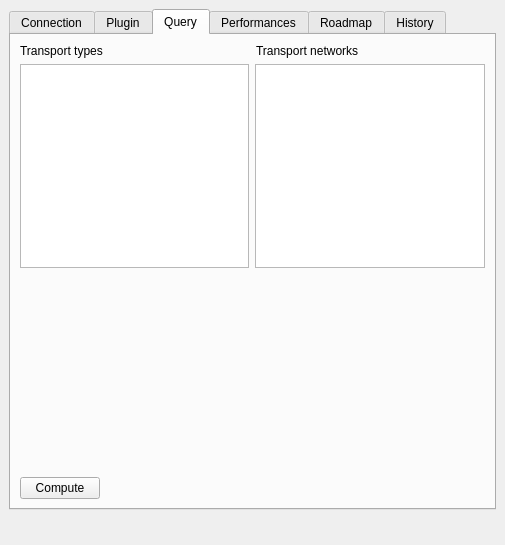
Old version of the form src/hmi_qgis/ifsttarrouting.ui in the repository Universite-Gustave-Eiffel/Tempus.
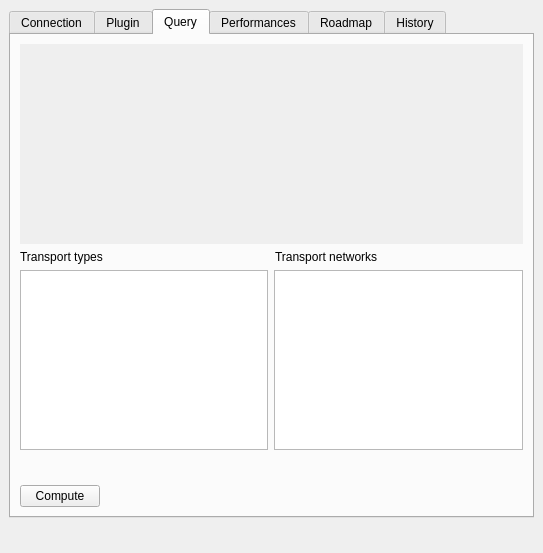
New version of the form. The open tabs and pages were chosen to show the change. Icons and pictures are not drawn.

Commit message: refs #266 add a scrollbar on steps UI

```diff
--- a/src/hmi_qgis/ifsttarrouting.ui
+++ b/src/hmi_qgis/ifsttarrouting.ui
@@ -6,8 +6,8 @@
    <rect>
     <x>0</x>
     <y>0</y>
-    <width>505</width>
-    <height>545</height>
+    <width>543</width>
+    <height>553</height>
    </rect>
   </property>
   <property name="sizePolicy">
@@ -129,7 +129,74 @@
         </item>
 -->
         <item>
-         <layout class="QVBoxLayout" name="stepBox"/>
+         <widget class="QScrollArea" name="scrollArea">
+          <property name="sizePolicy">
+           <sizepolicy hsizetype="Minimum" vsizetype="Minimum">
+            <horstretch>0</horstretch>
+            <verstretch>0</verstretch>
+           </sizepolicy>
+          </property>
+          <property name="minimumSize">
+           <size>
+            <width>0</width>
+            <height>200</height>
+           </size>
+          </property>
+          <property name="maximumSize">
+           <size>
+            <width>16777215</width>
+            <height>1677215</height>
+           </size>
+          </property>
+          <property name="frameShape">
+           <enum>QFrame::NoFrame</enum>
+          </property>
+          <property name="frameShadow">
+           <enum>QFrame::Plain</enum>
+          </property>
+          <property name="lineWidth">
+           <number>0</number>
+          </property>
+          <property name="verticalScrollBarPolicy">
+           <enum>Qt::ScrollBarAsNeeded</enum>
+          </property>
+          <property name="widgetResizable">
+           <bool>true</bool>
+          </property>
+          <widget class="QWidget" name="stepLayout">
+           <property name="geometry">
+            <rect>
+             <x>0</x>
+             <y>0</y>
+             <width>503</width>
+             <height>200</height>
+            </rect>
+           </property>
+           <property name="sizePolicy">
+            <sizepolicy hsizetype="Minimum" vsizetype="Minimum">
+             <horstretch>0</horstretch>
+             <verstretch>0</verstretch>
+            </sizepolicy>
+           </property>
+           <property name="minimumSize">
+            <size>
+             <width>0</width>
+             <height>0</height>
+            </size>
+           </property>
+           <layout class="QVBoxLayout" name="stepBox">
+            <property name="spacing">
+             <number>6</number>
+            </property>
+            <property name="sizeConstraint">
+             <enum>QLayout::SetMinimumSize</enum>
+            </property>
+            <property name="margin">
+             <number>0</number>
+            </property>
+           </layout>
+          </widget>
+         </widget>
         </item>
         <item>
          <layout class="QVBoxLayout" name="criterionBox"/>
@@ -396,14 +463,6 @@
    </layout>
   </widget>
  </widget>
- <customwidgets>
-  <customwidget>
-   <class>StepSelector</class>
-   <extends>QWidget</extends>
-   <header>stepselector.h</header>
-   <container>1</container>
-  </customwidget>
- </customwidgets>
  <resources>
   <include location="resources.qrc"/>
  </resources>
```
Left out of the diff: 6 changed lines with no effect on the pictures. The commit also changes 1 other file.
